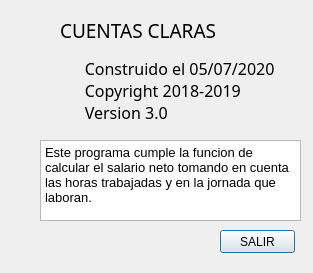
RobbiCoronel/Salario, file ayuda.ui: the form before one commit.
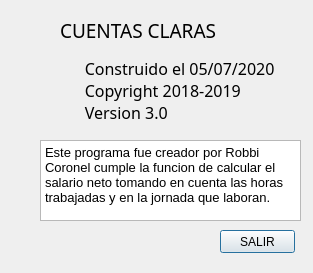
The form after the commit. Icons and pictures are not drawn.

```diff
--- a/ayuda.ui
+++ b/ayuda.ui
@@ -80,7 +80,7 @@
 &lt;html&gt;&lt;head&gt;&lt;meta name=&quot;qrichtext&quot; content=&quot;1&quot; /&gt;&lt;style type=&quot;text/css&quot;&gt;
 p, li { white-space: pre-wrap; }
 &lt;/style&gt;&lt;/head&gt;&lt;body style=&quot; font-family:'MS Shell Dlg 2'; font-size:8.25pt; font-weight:400; font-style:normal;&quot;&gt;
-&lt;p style=&quot; margin-top:0px; margin-bottom:0px; margin-left:0px; margin-right:0px; -qt-block-indent:0; text-indent:0px;&quot;&gt;&lt;span style=&quot; font-family:'MS Shell Dlg 2'; font-size:10pt;&quot;&gt;Este programa cumple la funcion de calcular el salario neto tomando en cuenta las horas trabajadas y en la jornada que laboran.&lt;/span&gt;&lt;/p&gt;&lt;/body&gt;&lt;/html&gt;</string>
+&lt;p style=&quot; margin-top:0px; margin-bottom:0px; margin-left:0px; margin-right:0px; -qt-block-indent:0; text-indent:0px;&quot;&gt;&lt;span style=&quot; font-family:'MS Shell Dlg 2'; font-size:10pt;&quot;&gt;Este programa fue creador por Robbi Coronel cumple la funcion de calcular el salario neto tomando en cuenta las horas trabajadas y en la jornada que laboran.&lt;/span&gt;&lt;/p&gt;&lt;/body&gt;&lt;/html&gt;</string>
    </property>
   </widget>
   <widget class="QLabel" name="label_3">
```
Left out of the diff: 2 changed lines with no effect on the pictures.
